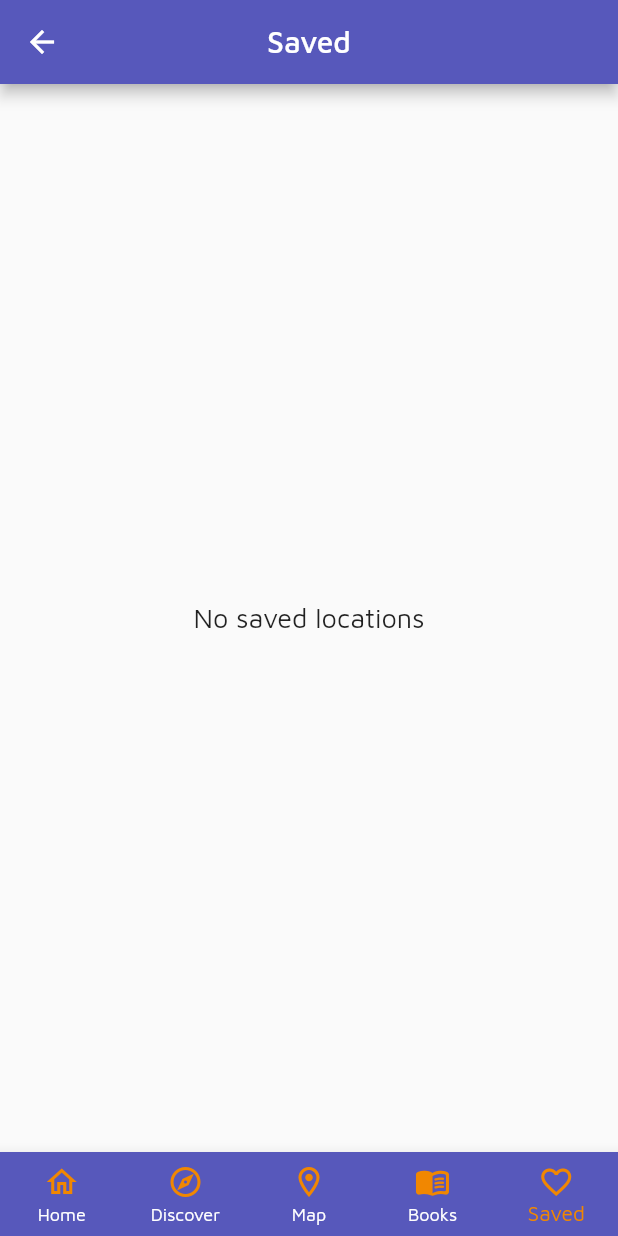
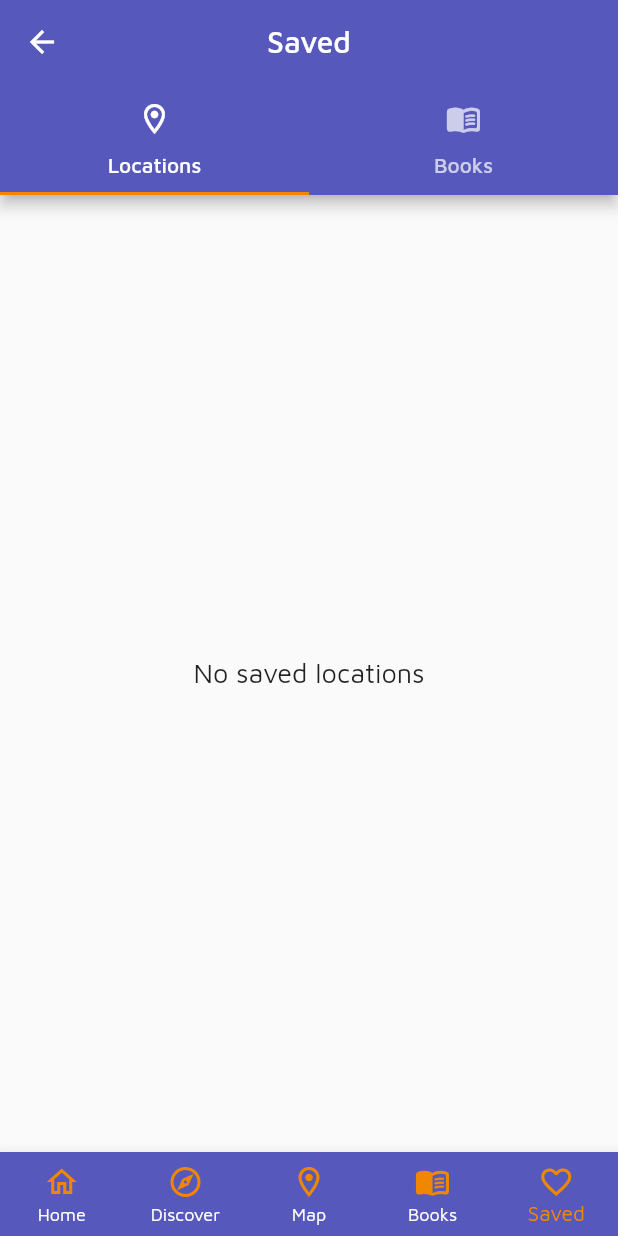
Before and after one commit to CordiiT14/edinburgh_literary_companion, a Flutter app: the Saved screen opened by its route, on a phone screen of 412 x 824 dp. Run offline on Flutter 3.47's test engine with Material 2 defaults, Android fonts, the phone set to English and light mode, and no system bars; our stand-ins replace carousel_slider, expandable, google_maps_flutter.

Commit message:
tab bar working

```diff
--- a/lib/pages/saved.dart
+++ b/lib/pages/saved.dart
@@ -1,9 +1,12 @@
+import 'package:edin_lit_companion/components/saved_book_card.dart';
 import 'package:flutter/material.dart';
 import 'package:edin_lit_companion/components/navigationBar.dart';
-import 'package:edin_lit_companion/components/location_card.dart';
+import 'package:edin_lit_companion/components/saved_location_card.dart';
 import 'package:provider/provider.dart';
 import 'package:edin_lit_companion/providers/locations_provider.dart';
+import 'package:edin_lit_companion/providers/books_provider.dart';
 import 'package:edin_lit_companion/models/Location.dart';
+import 'package:edin_lit_companion/models/Book.dart';
 
 class Saved extends StatelessWidget {
   const Saved({Key? key}) : super(key: key);
@@ -12,13 +15,31 @@ class Saved extends StatelessWidget {
   Widget build(BuildContext context) {
     final List<Location> savedLocations =
         context.watch<Locations>().savedLocations;
-    return Scaffold(
+    final List<Book> savedBooks = context.watch<Books>().savedBooks;
+    return DefaultTabController(
+      length: 2,
+      child: Scaffold(
         appBar: AppBar(
           title: const Text('Saved'),
           centerTitle: true,
           backgroundColor: const Color.fromRGBO(87, 88, 187, 9.0),
+          bottom: const TabBar(
+            tabs: [
+              Tab(
+                icon: Icon(Icons.location_on_outlined),
+                text: 'Locations',
               ),
-      body: savedLocations.isEmpty
+              Tab(
+                icon: Icon(Icons.menu_book_rounded),
+                text: 'Books',
+              ),
+            ],
+          ),
+        ),
+        body: TabBarView(
+          children: [
+            //locations tab
+            savedLocations.isEmpty
                 ? const Center(
                     child: Text(
                       'No saved locations',
@@ -33,8 +54,27 @@ class Saved extends StatelessWidget {
                         .map((location) => LocationCard(location: location))
                         .toList(),
                   ),
+            //books tab
+            savedBooks.isEmpty
+                ? const Center(
+                    child: Text(
+                      'No saved books',
+                      style: TextStyle(
+                        fontSize: 18,
+                      ),
+                    ),
+                  )
+                : ListView(
+                    //for each location in savedBooks list, render a BookCard widget
+                    children: savedBooks
+                        .map((book) => SavedBookCard(book: book))
+                        .toList(),
+                  ),
+          ],
+        ),
         bottomNavigationBar: const Navigation(
           selectedIndex: 4,
+        ),
       ),
     );
   }
```
Also changed, not shown: lib/components/saved_book_card.dart (added, +55 -0 lines), lib/components/saved_location_card.dart (renamed from lib/components/location_card.dart), pubspec.lock. Lines whose indentation alone changed are shown as unchanged.
